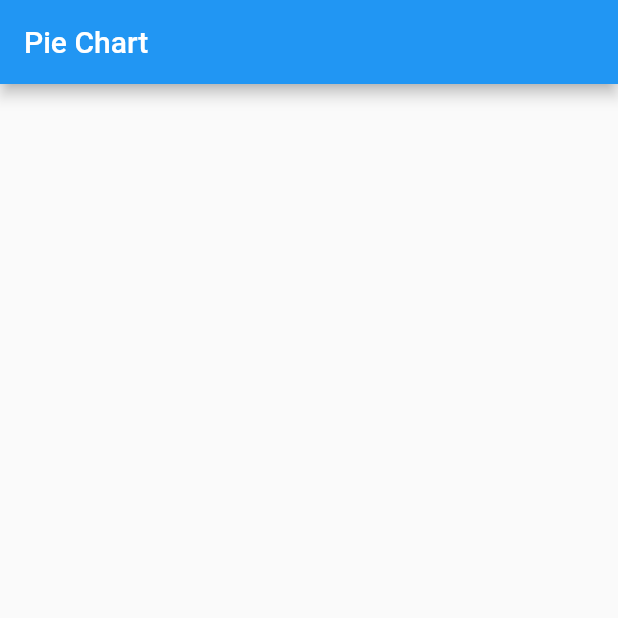
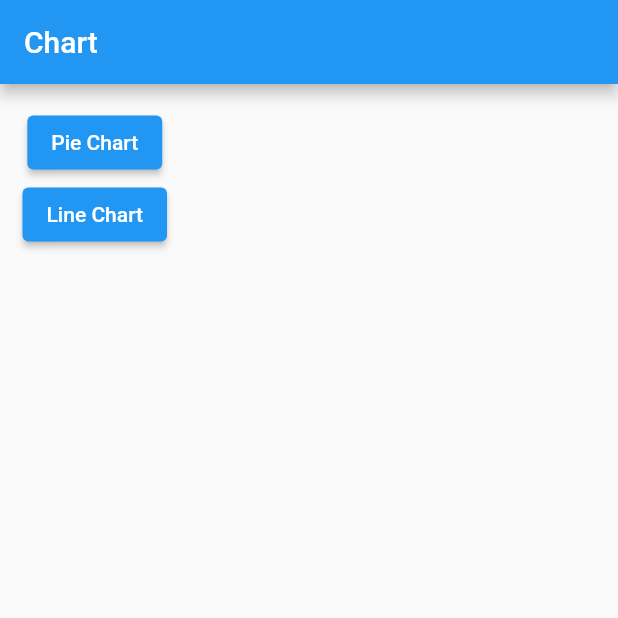
Before and after one commit to devaliakbar/pie_chart, a Flutter app: the screen it shows after launch, on a phone screen of 412 x 824 dp, the top half of it. Run offline on Flutter 3.47's test engine with Material 2 defaults, Android fonts, the light colour scheme and no system bars; our stand-ins replace fl_chart; missing offline and left inert: touchable.

Commit message:
Added lINEcHART

```diff
--- a/lib/main.dart
+++ b/lib/main.dart
@@ -1,4 +1,5 @@
-import 'package:chart/pie_chart_example.dart';
+import 'package:chart/line_chart/line_chart_example.dart';
+import 'package:chart/pie_chart/pie_chart_example.dart';
 import 'package:flutter/material.dart';
 
 void main() {
@@ -9,12 +10,52 @@ class MyApp extends StatelessWidget {
   @override
   Widget build(BuildContext context) {
     return MaterialApp(
-      title: 'Pie Chart',
+      title: 'Chart',
       debugShowCheckedModeBanner: false,
       theme: ThemeData(
         primarySwatch: Colors.blue,
       ),
-      home: PieChartExample(),
+      home: Menu(),
     );
   }
 }
+
+class Menu extends StatelessWidget {
+  @override
+  Widget build(BuildContext context) {
+    return Scaffold(
+      appBar: AppBar(
+        title: Text("Chart"),
+      ),
+      body: SafeArea(
+        child: Padding(
+          padding: EdgeInsets.all(15),
+          child: Column(
+            children: [
+              ElevatedButton(
+                onPressed: () {
+                  Navigator.push(
+                    context,
+                    MaterialPageRoute(builder: (context) => PieChartExample()),
+                  );
+                },
+                child: Text("Pie Chart"),
+              ),
+              ElevatedButton(
+                onPressed: () {
+                  Navigator.push(
+                    context,
+                    MaterialPageRoute(
+                      builder: (context) => LineChartExample(),
+                    ),
+                  );
+                },
+                child: Text("Line Chart"),
+              )
+            ],
+          ),
+        ),
+      ),
+    );
+  }
+}
--- a/lib/pie_chart_example.dart
+++ b/lib/pie_chart/pie_chart_example.dart
@@ -1,4 +1,4 @@
-import 'package:chart/pie_chart.dart';
+import 'package:chart/pie_chart/pie_chart_widget.dart';
 import 'package:flutter/material.dart';
 
 class PieChartExample extends StatefulWidget {
@@ -25,7 +25,7 @@ class _PieChartExampleState extends State<PieChartExample> {
                 child: Container(
                   width: 200,
                   height: 200,
-                  child: PieChart(
+                  child: PieChartWidget(
                     selectedIndex: currentIndex,
                     onSelectedIndexChange: (int newIndex) {
                       setState(() {
--- a/lib/pie_chart.dart
+++ b/lib/pie_chart/pie_chart_widget.dart
@@ -5,13 +5,13 @@ import 'package:touchable/touchable.dart';
 
 typedef OnSelectedIndexChange(int newIndex);
 
-class PieChart extends StatelessWidget {
+class PieChartWidget extends StatelessWidget {
   final List<PieChartData> datas;
   final double chartWidth;
   final int selectedIndex;
   final OnSelectedIndexChange? onSelectedIndexChange;
 
-  PieChart(
+  PieChartWidget(
       {required this.chartWidth,
       required this.datas,
       this.selectedIndex = 0,
--- a/pubspec.yaml
+++ b/pubspec.yaml
@@ -29,6 +29,7 @@ dependencies:
   # Use with the CupertinoIcons class for iOS style icons.
   cupertino_icons: ^1.0.2
   touchable:
+  fl_chart: ^0.36.2
 
 dev_dependencies:
   flutter_test:
```
Also changed, not shown: lib/line_chart/line_chart_example.dart (added, +90 -0 lines), lib/line_chart/line_chart_widget.dart (added, +79 -0 lines), pubspec.lock.
